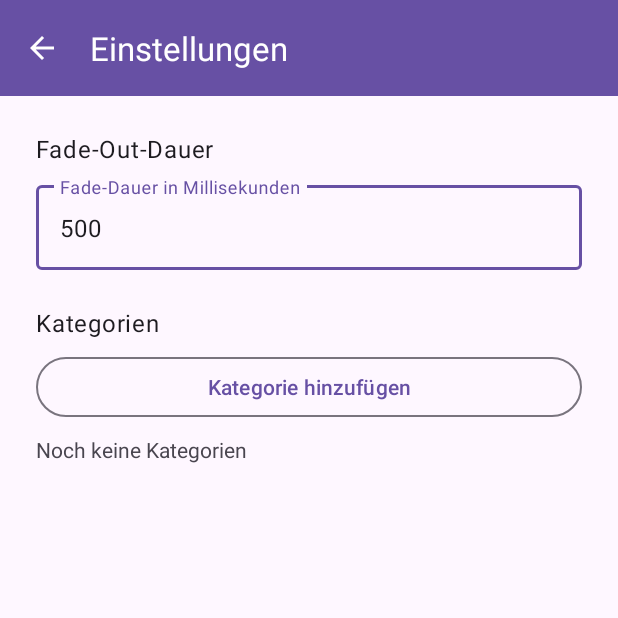
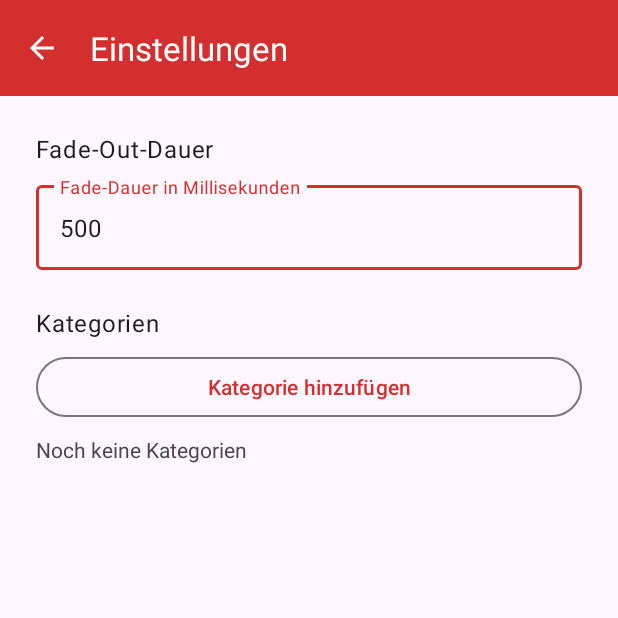
Before and after one commit to Thomas-Eichel/Soundboard, an Android app: the SettingsActivity screen opened directly, with no data from a screen before it, on a phone screen of 412 x 824 dp, the top half of it. Run offline under Robolectric (Android 15) with nearby library versions, the phone set to English and light mode, and no system bars.

Commit message:
Red theme (header + overflow menu); fix profile export race (snapshot data, write temp file first, then copy to target)
Co-authored-by: Thomas-Eichel <Thomas-Eichel@users.noreply.github.com>

```diff
--- a/app/src/main/java/com/example/soundboard/MainActivity.kt
+++ b/app/src/main/java/com/example/soundboard/MainActivity.kt
@@ -65,7 +65,11 @@ class MainActivity : AppCompatActivity() {
     private val exportProfile =
         registerForActivityResult(ActivityResultContracts.CreateDocument("application/zip")) { uri ->
             if (uri == null) return@registerForActivityResult
-            profileStore.export(uri, settings, sounds) { ok ->
+            profileStore.export(
+                uri,
+                settings.copy(categories = settings.categories.toMutableList()),
+                sounds.toList()
+            ) { ok ->
                 Toast.makeText(
                     this,
                     if (ok) R.string.profile_saved else R.string.profile_save_error,
--- /dev/null
+++ b/app/src/main/res/values/colors.xml
@@ -0,0 +1,5 @@
+<?xml version="1.0" encoding="utf-8"?>
+<resources>
+    <color name="brand_red">#D32F2F</color>
+    <color name="brand_red_dark">#B71C1C</color>
+</resources>
--- a/app/src/main/res/values/themes.xml
+++ b/app/src/main/res/values/themes.xml
@@ -1,6 +1,16 @@
 <?xml version="1.0" encoding="utf-8"?>
 <resources>
 
-    <style name="Theme.Soundboard" parent="Theme.Material3.DayNight.NoActionBar" />
+    <style name="Theme.Soundboard" parent="Theme.Material3.DayNight.NoActionBar">
+        <item name="colorPrimary">@color/brand_red</item>
+        <item name="colorPrimaryVariant">@color/brand_red_dark</item>
+        <item name="colorOnPrimary">@android:color/white</item>
+        <item name="actionOverflowMenuStyle">@style/Widget.Soundboard.OverflowMenu</item>
+    </style>
+
+    <style name="Widget.Soundboard.OverflowMenu" parent="Widget.Material3.PopupMenu.Overflow">
+        <item name="android:popupBackground">@color/brand_red</item>
+        <item name="android:textColor">@android:color/white</item>
+    </style>
 
 </resources>
```
Also changed, not shown: app/src/main/java/com/example/soundboard/ProfileStore.kt (+14 -4 lines).
